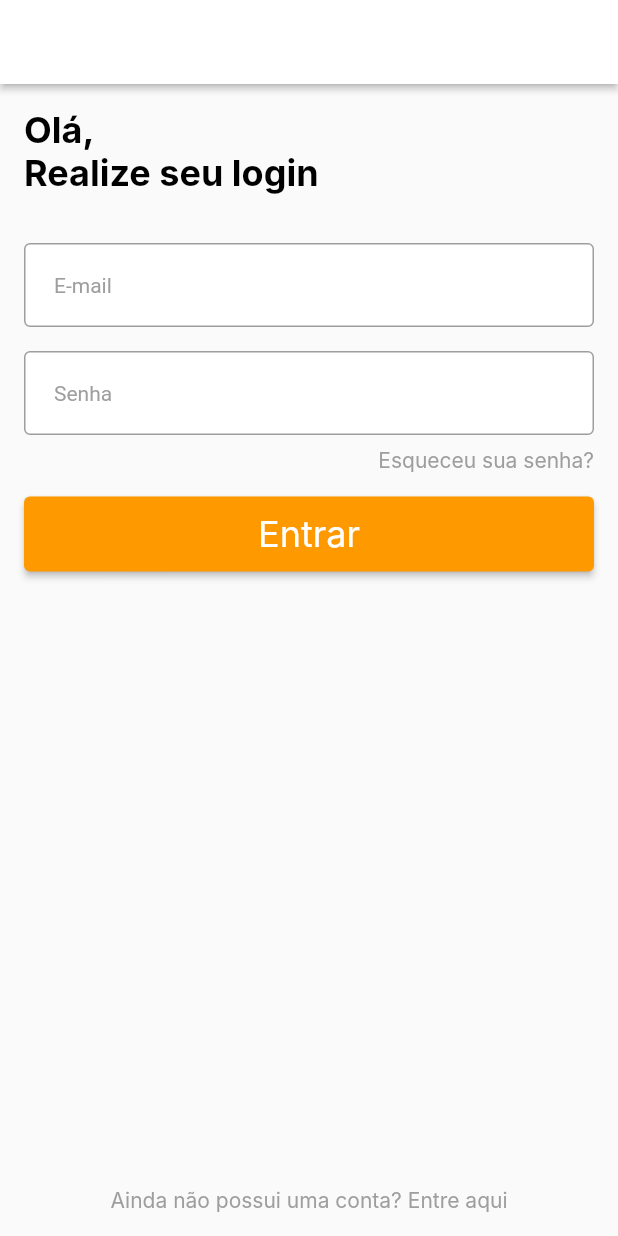
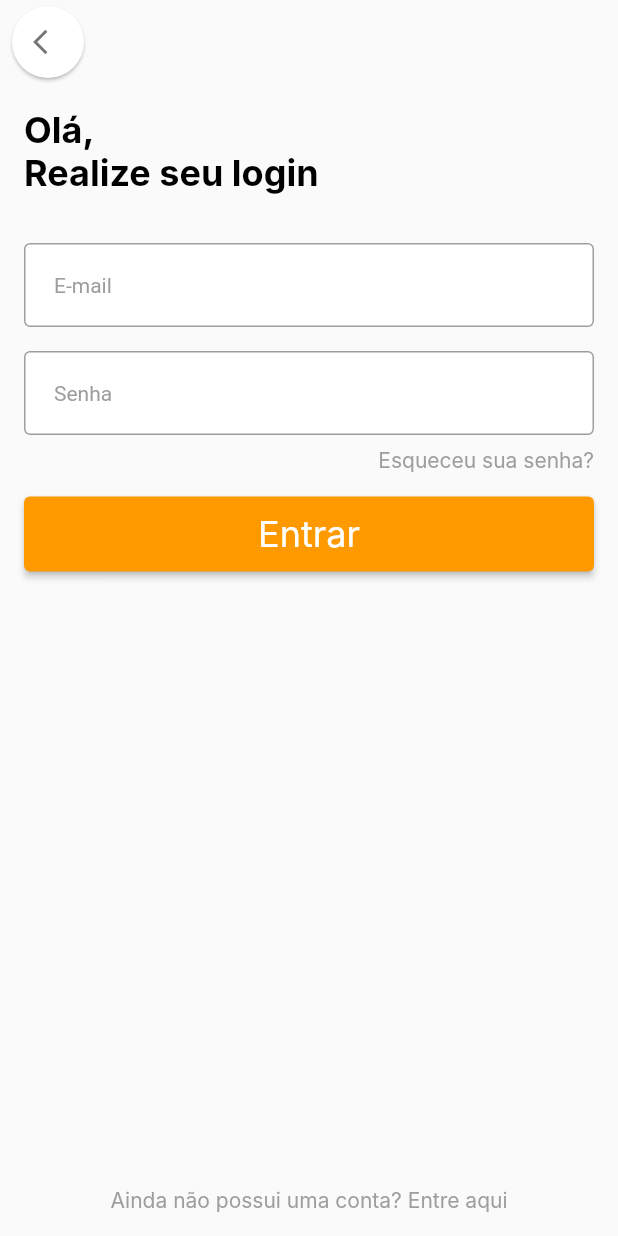
Before and after one commit to Vilvock/icontrol2, a Flutter app: the screen it shows after launch, after a tap on "Pular", on a phone screen of 412 x 824 dp. Run offline on Flutter 3.47's test engine with Material 2 defaults, Android fonts, the light colour scheme and no system bars; our stand-ins replace carousel_slider, mask_text_input_formatter, shared_preferences, smooth_star_rating; missing offline and left inert: cpf_cnpj_validator, dart:ffi; accounts and stored records are empty; network calls fail; Roboto replaces fonts that are missing (Inter).

Commit message:
nas is like

```diff
--- a/app/lib/res/dimens.dart
+++ b/app/lib/res/dimens.dart
@@ -1,4 +1,9 @@
 class Dimens {
+
+
+
+
+  static const double buttonPaddingApplication = 12.0;
 
 
   static const double textSize4 = 12.0;
--- a/app/lib/res/styles.dart
+++ b/app/lib/res/styles.dart
@@ -8,15 +8,28 @@ import 'owner_colors.dart';
 class Styles {
 
   var styleDefaultButton = ButtonStyle(
-    padding: MaterialStateProperty.all<EdgeInsets>(
-        EdgeInsets.all(Dimens.paddingApplication)),
-    backgroundColor: MaterialStateProperty.all(OwnerColors.colorPrimary),
+      padding: MaterialStateProperty.all<EdgeInsets>(
+          EdgeInsets.all(Dimens.buttonPaddingApplication)),
+      backgroundColor: MaterialStateProperty.all(OwnerColors.colorPrimary),
   );
 
   var styleDefaultTextButton = TextStyle(
+      fontFamily: 'Inter',
       fontSize: Dimens.textSize8,
       color: Colors.white,
-      fontFamily: 'Inter',
       fontWeight: FontWeight.normal,
       decoration: TextDecoration.none);
+
+  var styleTitleText = TextStyle(
+      fontFamily: 'Inter',
+      fontSize: Dimens.textSize8,
+      fontWeight: FontWeight.bold,
+      color: Colors.black,
+  );
+
+  var styleDescriptionText = TextStyle(
+      fontFamily: 'Inter',
+      fontSize: Dimens.textSize6,
+      color: Colors.black,
+  );
 }
--- a/app/lib/ui/auth/login.dart
+++ b/app/lib/ui/auth/login.dart
@@ -97,7 +97,7 @@ class _LoginState extends State<Login> {
 
     return Scaffold(
       resizeToAvoidBottomInset: false,
-      appBar: CustomAppBar(),
+      appBar: CustomAppBar(isVisibleBackButton: true),
       body: Container(
         margin: EdgeInsets.all(Dimens.marginApplication),
         child: Column(
--- a/app/lib/ui/components/custom_app_bar.dart
+++ b/app/lib/ui/components/custom_app_bar.dart
@@ -10,18 +10,23 @@ class CustomAppBar extends StatelessWidget implements PreferredSizeWidget {
   bool isVisibleAddressButton;
   bool isVisibleSearchButton;
 
-  CustomAppBar({this.title: "", this.isVisibleBackButton = false,
-    this.isVisibleFavoriteButton = false, this.isVisibleAddressButton = false, this.isVisibleSearchButton = false});
+  CustomAppBar(
+      {this.title: "",
+      this.isVisibleBackButton = false,
+      this.isVisibleFavoriteButton = false,
+      this.isVisibleAddressButton = false,
+      this.isVisibleSearchButton = false});
 
   @override
   Widget build(BuildContext context) {
     return AppBar(
-      actions: _returnFavoriteIcon(this.isVisibleFavoriteButton, this.isVisibleAddressButton, this.isVisibleSearchButton, context),
+      actions: _returnFavoriteIcon(this.isVisibleFavoriteButton,
+          this.isVisibleAddressButton, this.isVisibleSearchButton, context),
       automaticallyImplyLeading: this.isVisibleBackButton,
       leading: _returnBackIcon(this.isVisibleBackButton, context),
-      backgroundColor: Colors.white,
-      elevation: Dimens.elevationApplication,
-      titleSpacing: 0,
+      backgroundColor: Colors.transparent,
+      elevation: 0,
+      titleSpacing: 10,
       title: Row(
         children: [
           // Container(
@@ -47,24 +52,32 @@ class CustomAppBar extends StatelessWidget implements PreferredSizeWidget {
     );
   }
 
-  IconButton? _returnBackIcon(bool isVisible, BuildContext context) {
+  Container? _returnBackIcon(bool isVisible, BuildContext context) {
     if (isVisible) {
-      return IconButton(
-        icon: Icon(Icons.arrow_back_ios, color: Colors.black54),
-        onPressed: () => {
-          if (Navigator.of(context).canPop())
-            {Navigator.of(context).pop()}
-          else
-            {SystemNavigator.pop()}
-        },
-      );
+      return Container(margin: EdgeInsets.only(left: Dimens.minMarginApplication),
+          child: FloatingActionButton(
+            elevation: Dimens.minElevationApplication,
+            mini: true,
+            child: Icon(Icons.arrow_back_ios, color: Colors.black54, size: 20,),
+            backgroundColor: Colors.white,
+            onPressed: () {
+              if (Navigator.of(context).canPop()) {
+                Navigator.of(context).pop();
+              } else {
+                SystemNavigator.pop();
+              }
+            },
+          ));
     }
 
     return null;
   }
 
-  List<Widget> _returnFavoriteIcon(bool isVisibleFavoriteButton, bool isVisibleAddressButton, bool isVisibleSearchButton, BuildContext context) {
-
+  List<Widget> _returnFavoriteIcon(
+      bool isVisibleFavoriteButton,
+      bool isVisibleAddressButton,
+      bool isVisibleSearchButton,
+      BuildContext context) {
     List<Widget> _widgetList = <Widget>[];
 
     if (isVisibleFavoriteButton) {
@@ -102,9 +115,7 @@ class CustomAppBar extends StatelessWidget implements PreferredSizeWidget {
           Icons.search,
           color: Colors.black,
         ),
-        onPressed: () {
-
-        },
+        onPressed: () {},
       ));
     }
 
--- a/app/lib/ui/intro/onboarding.dart
+++ b/app/lib/ui/intro/onboarding.dart
@@ -3,6 +3,7 @@ import 'dart:async';
 import 'package:flutter/material.dart';
 import 'package:icontrol/res/dimens.dart';
 import 'package:icontrol/res/owner_colors.dart';
+import 'package:icontrol/res/strings.dart';
 import 'package:icontrol/res/styles.dart';
 import 'package:icontrol/ui/auth/login.dart';
 import 'package:icontrol/ui/components/dot_indicator.dart';
@@ -24,7 +25,6 @@ class _OnboardingState extends State<Onboarding> {
   void initState() {
     _pageController = PageController(initialPage: 0);
     super.initState();
-
   }
 
   @override
@@ -45,7 +45,6 @@ class _OnboardingState extends State<Onboarding> {
                   'images/main_logo_1.png',
                   height: 90,
                 )),
-
             Expanded(
                 child: PageView.builder(
                     itemCount: demo_data.length,
@@ -63,7 +62,8 @@ class _OnboardingState extends State<Onboarding> {
             SizedBox(
               child: Container(
                 child: Padding(
-                  padding: const EdgeInsets.only(bottom: Dimens.paddingApplication),
+                  padding:
+                      const EdgeInsets.only(bottom: Dimens.paddingApplication),
                   child: Column(
                     mainAxisAlignment: MainAxisAlignment.center,
                     children: [
@@ -82,7 +82,7 @@ class _OnboardingState extends State<Onboarding> {
                         ],
                       ),
                       Container(
-                        margin: EdgeInsets.all(Dimens.marginApplication),
+                        margin: EdgeInsets.all(Dimens.minMarginApplication),
                         child: ElevatedButton(
                             style: Styles().styleDefaultButton,
                             onPressed: () {
@@ -150,45 +150,32 @@ class OnboardingContent extends StatelessWidget {
 
   @override
   Widget build(BuildContext context) {
-    // TODO: implement build
     return Scaffold(
         backgroundColor: Colors.transparent,
-      body: Container(
+        body: Card(
+            shape: RoundedRectangleBorder(
+              borderRadius: BorderRadius.circular(Dimens.minRadiusApplication),
+            ),
+            margin: EdgeInsets.all(Dimens.minMarginApplication),
+            child: Container(
                 width: double.infinity,
                 height: double.infinity,
+                padding: EdgeInsets.all(Dimens.paddingApplication),
                 child: Column(
+                    crossAxisAlignment: CrossAxisAlignment.center,
                     children: [
+                      Text(
+                        Strings.littleLoremIpsum,
+                        style: Styles().styleTitleText,
+                      ),
                       Expanded(
                           child: Container(
-                  child: Center(
-                    child: Image.asset(
-                      color: Colors.white,
-                      image,
-                      height: 180,
-                      width: 180,
+                            alignment: Alignment.center,
+                            child: Text(
+                              Strings.longLoremIpsum,
+                              style: Styles().styleDescriptionText,
                             ),
-                  ),
-                )),
-            Container(
-                padding: EdgeInsets.all(Dimens.paddingApplication),
-                margin: EdgeInsets.only(bottom: Dimens.marginApplication),
-                child: Column(
-                  mainAxisAlignment: MainAxisAlignment.center,
-                  children: [
-                    Text(
-                      subtitle,
-                      style: TextStyle(
-                          color: Colors.white,
-                          fontSize: Dimens.textSize6,
-                          fontFamily: 'Inter',
-                          fontWeight: FontWeight.bold),
-                          textAlign: TextAlign.center,
-                    ),
-                  ],
-                )),
-          ],
-        ),
-      ),
-    );
+                          ))
+                    ]))));
   }
 }
```
Lines whose indentation alone changed are shown as unchanged.
